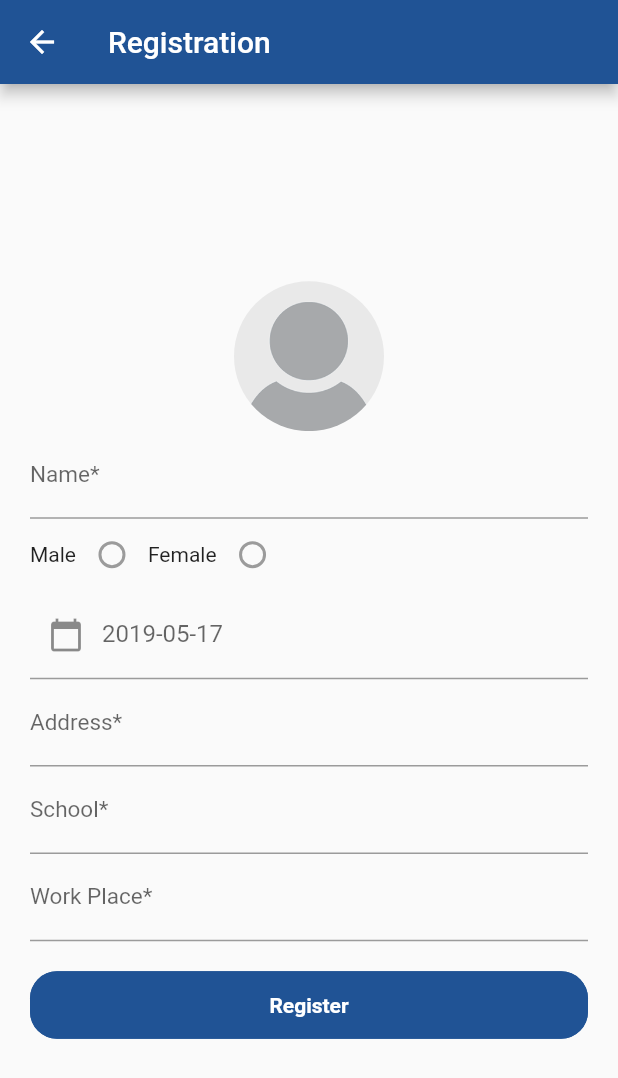
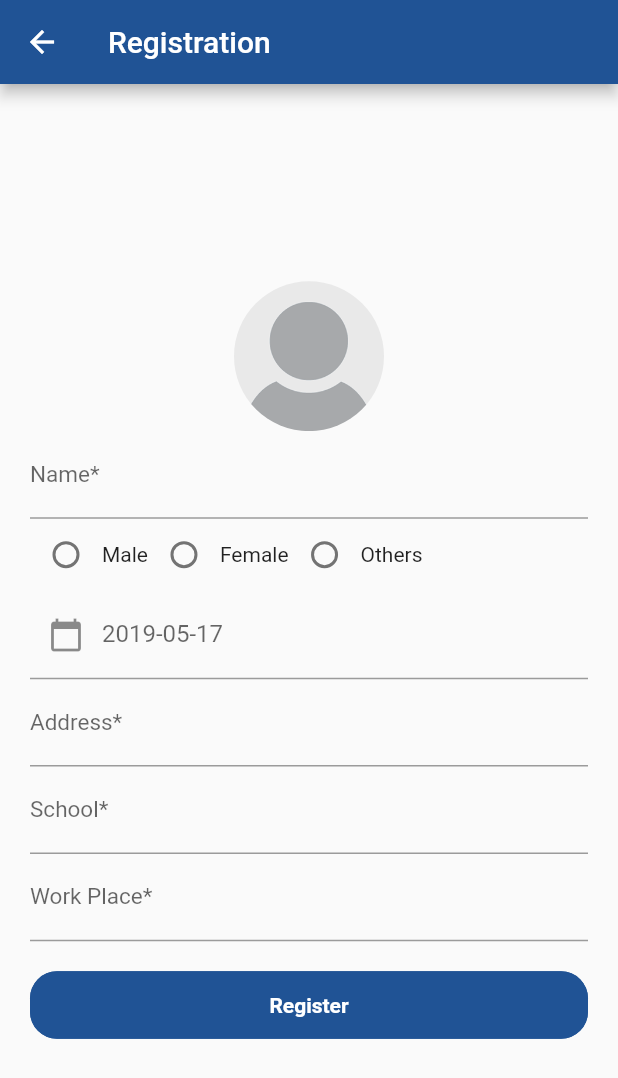
Before and after one commit to homsrieng/ArksorMobileApp, a Flutter app: the Registration screen opened directly, on a phone screen of 412 x 824 dp. Shown: the top 1078 px of the screen. Run offline on Flutter 3.47's test engine with Material 2 defaults, Android fonts, the phone set to English and light mode, and no system bars; our stand-ins replace connectivity, flutter_offline, font_awesome_flutter, image_picker; missing offline and left inert: flutter_cupertino_date_picker.

Commit message:
Update with 1.Registration gender selection

```diff
--- a/lib/pages/registration.dart
+++ b/lib/pages/registration.dart
@@ -84,6 +84,32 @@ class _Registration extends State<Registration>{
       },
     );
   }
+
+
+  List gender=["Male","Female","Other"];
+
+  String select;
+
+  Row addRadioButton(int btnValue, String title) {
+    return Row(
+      mainAxisAlignment: MainAxisAlignment.start,
+      children: <Widget>[
+        Radio(
+          activeColor: Theme.of(context).primaryColor,
+          value: gender[btnValue],
+          groupValue: select,
+          onChanged: (value){
+            setState(() {
+              print(value);
+              select=value;
+            });
+          },
+        ),
+        Text(title)
+      ],
+    );
+  }
+
   Widget formInputVerifyCode(){
     return(
         Expanded(child:
@@ -131,16 +157,11 @@ class _Registration extends State<Registration>{
                                 ))
                               ],),
                             Row(
-                              children: <Widget>[
-                                new Text('Male'),
-                                new Radio(
-                                  value: 0,
-                                ),
-                                new Text('Female'),
-                                new Radio(
-                                  value: 1,
-                                ),
-                              ],),
+                                children: <Widget>[
+                                  addRadioButton(0, 'Male'),
+                                  addRadioButton(1, 'Female'),
+                                  addRadioButton(2, 'Others'),
+                                ],),
                             Row(
                               mainAxisAlignment: MainAxisAlignment.center,
                               children: <Widget>[
--- a/lib/pages/setting.dart
+++ b/lib/pages/setting.dart
@@ -1,12 +1,8 @@
 import 'package:arksormobileapp/pages/login.dart';
 import 'package:arksormobileapp/utils/colors.dart';
-import 'package:arksormobileapp/utils/margin.dart';
 import 'package:arksormobileapp/widgets/setting_item.dart';
 import 'package:flutter/cupertino.dart';
 import 'package:flutter/material.dart';
-import 'package:font_awesome_flutter/font_awesome_flutter.dart';
-
-import 'feed_item_detail.dart';
 
 class SettingPage extends StatelessWidget{
   @override
```
Also changed, not shown: 1 other file.
